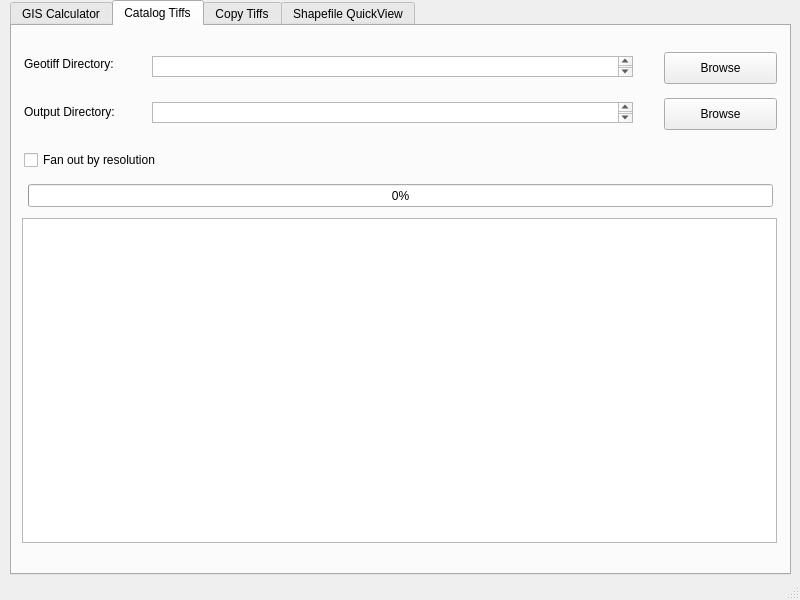
Before: the Qt Designer form gisHelperGui.ui in minorsecond/GIS-Helper, drawn with Qt 5.
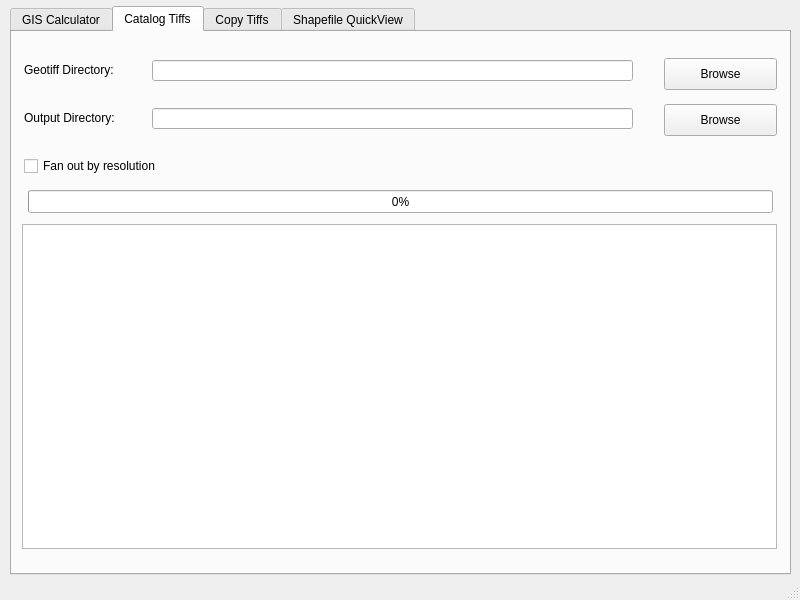
After: the same form once the commit is applied. The open tabs and pages were chosen to show the change.

Commit message: gis-helper-6 Wrong widget types in catalog tiffs tab

Diff of the .ui file:
```diff
--- a/gisHelperGui.ui
+++ b/gisHelperGui.ui
@@ -33,9 +33,9 @@
     <property name="geometry">
      <rect>
       <x>10</x>
-      <y>0</y>
+      <y>6</y>
       <width>781</width>
-      <height>575</height>
+      <height>569</height>
      </rect>
     </property>
     <property name="font">
@@ -628,19 +628,6 @@
        <string>Geotiff Directory: </string>
       </property>
      </widget>
-     <widget class="QTextEdit" name="textEdit">
-      <property name="geometry">
-       <rect>
-        <x>140</x>
-        <y>30</y>
-        <width>481</width>
-        <height>21</height>
-       </rect>
-      </property>
-      <property name="overwriteMode">
-       <bool>true</bool>
-      </property>
-     </widget>
      <widget class="QPushButton" name="catalogTiffBrowseButton">
       <property name="geometry">
        <rect>
@@ -667,19 +654,6 @@
        <string>Output Directory: </string>
       </property>
      </widget>
-     <widget class="QTextEdit" name="textEdit_2">
-      <property name="geometry">
-       <rect>
-        <x>140</x>
-        <y>76</y>
-        <width>481</width>
-        <height>21</height>
-       </rect>
-      </property>
-      <property name="overwriteMode">
-       <bool>true</bool>
-      </property>
-     </widget>
      <widget class="QPushButton" name="catalogTiffBrowseButton_2">
       <property name="geometry">
        <rect>
@@ -737,6 +711,26 @@
        <number>0</number>
       </property>
      </widget>
+     <widget class="QLineEdit" name="lineEdit_4">
+      <property name="geometry">
+       <rect>
+        <x>140</x>
+        <y>28</y>
+        <width>481</width>
+        <height>21</height>
+       </rect>
+      </property>
+     </widget>
+     <widget class="QLineEdit" name="lineEdit_5">
+      <property name="geometry">
+       <rect>
+        <x>140</x>
+        <y>76</y>
+        <width>481</width>
+        <height>21</height>
+       </rect>
+      </property>
+     </widget>
     </widget>
     <widget class="QWidget" name="copyTiffs">
      <attribute name="title">
```
The commit also changes 1 other file.
